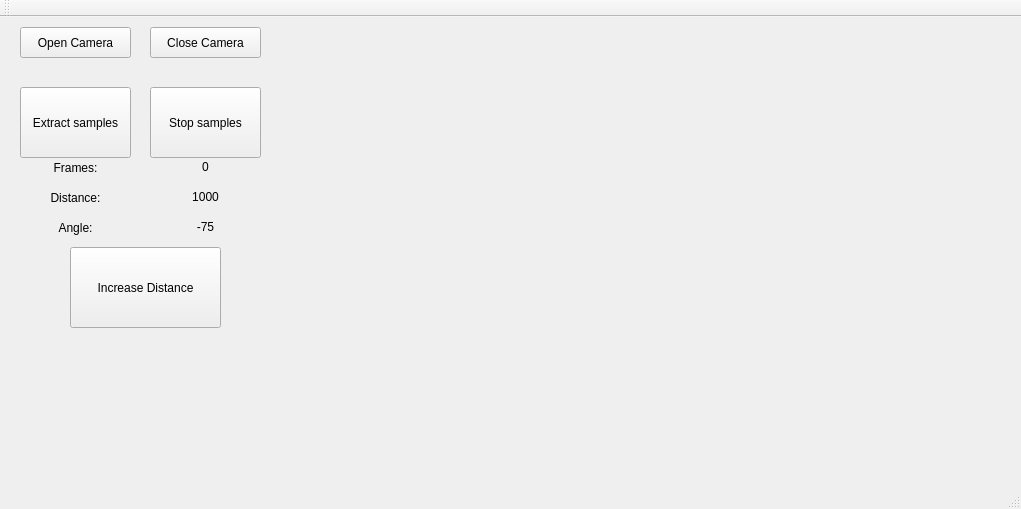
The window that mainwindow.ui (JoaoGranjaa/tese) describes before a commit, drawn with Qt 5.
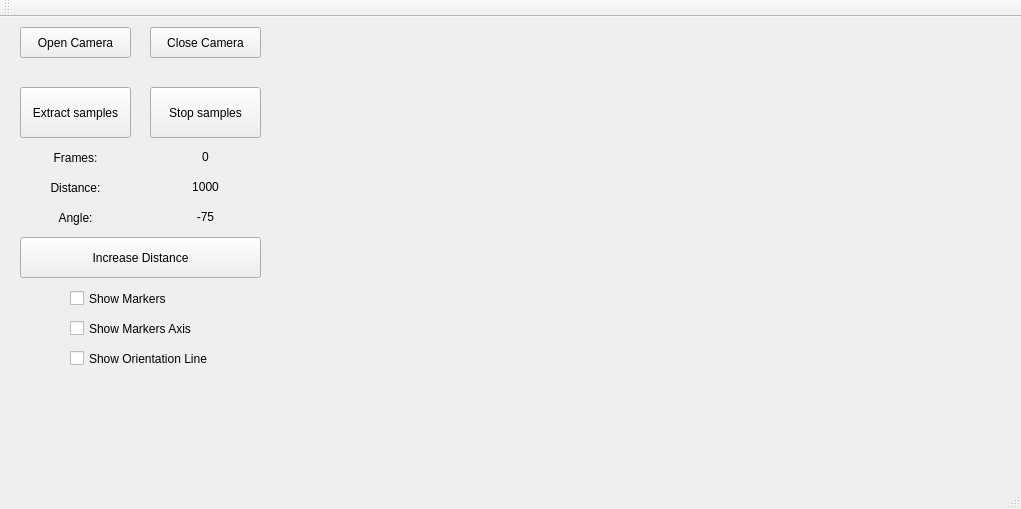
The same window after the commit.

Commit message: orientation line working for unique id

```diff
--- a/mainwindow.ui
+++ b/mainwindow.ui
@@ -59,7 +59,7 @@
       <x>20</x>
       <y>70</y>
       <width>111</width>
-      <height>71</height>
+      <height>51</height>
      </rect>
     </property>
     <property name="text">
@@ -72,7 +72,7 @@
       <x>150</x>
       <y>70</y>
       <width>111</width>
-      <height>71</height>
+      <height>51</height>
      </rect>
     </property>
     <property name="text">
@@ -83,7 +83,7 @@
     <property name="geometry">
      <rect>
       <x>20</x>
-      <y>170</y>
+      <y>160</y>
       <width>111</width>
       <height>21</height>
      </rect>
@@ -99,7 +99,7 @@
     <property name="geometry">
      <rect>
       <x>150</x>
-      <y>170</y>
+      <y>160</y>
       <width>111</width>
       <height>20</height>
      </rect>
@@ -115,7 +115,7 @@
     <property name="geometry">
      <rect>
       <x>20</x>
-      <y>200</y>
+      <y>190</y>
       <width>111</width>
       <height>21</height>
      </rect>
@@ -131,7 +131,7 @@
     <property name="geometry">
      <rect>
       <x>150</x>
-      <y>200</y>
+      <y>190</y>
       <width>111</width>
       <height>20</height>
      </rect>
@@ -147,7 +147,7 @@
     <property name="geometry">
      <rect>
       <x>20</x>
-      <y>140</y>
+      <y>130</y>
       <width>111</width>
       <height>21</height>
      </rect>
@@ -163,7 +163,7 @@
     <property name="geometry">
      <rect>
       <x>150</x>
-      <y>140</y>
+      <y>130</y>
       <width>111</width>
       <height>20</height>
      </rect>
@@ -178,16 +178,55 @@
    <widget class="QPushButton" name="increaseDistance">
     <property name="geometry">
      <rect>
-      <x>70</x>
-      <y>230</y>
-      <width>151</width>
-      <height>81</height>
+      <x>20</x>
+      <y>220</y>
+      <width>241</width>
+      <height>41</height>
      </rect>
     </property>
     <property name="text">
      <string>Increase Distance</string>
     </property>
    </widget>
+   <widget class="QCheckBox" name="showMarkersAxis">
+    <property name="geometry">
+     <rect>
+      <x>70</x>
+      <y>300</y>
+      <width>151</width>
+      <height>23</height>
+     </rect>
+    </property>
+    <property name="text">
+     <string>Show Markers Axis</string>
+    </property>
+   </widget>
+   <widget class="QCheckBox" name="showMarkers">
+    <property name="geometry">
+     <rect>
+      <x>70</x>
+      <y>270</y>
+      <width>151</width>
+      <height>23</height>
+     </rect>
+    </property>
+    <property name="text">
+     <string>Show Markers</string>
+    </property>
+   </widget>
+   <widget class="QCheckBox" name="showOrientationLine">
+    <property name="geometry">
+     <rect>
+      <x>70</x>
+      <y>330</y>
+      <width>171</width>
+      <height>23</height>
+     </rect>
+    </property>
+    <property name="text">
+     <string>Show Orientation Line</string>
+    </property>
+   </widget>
   </widget>
   <widget class="QMenuBar" name="menuBar">
    <property name="geometry">
```
The commit also changes 3 other files.
